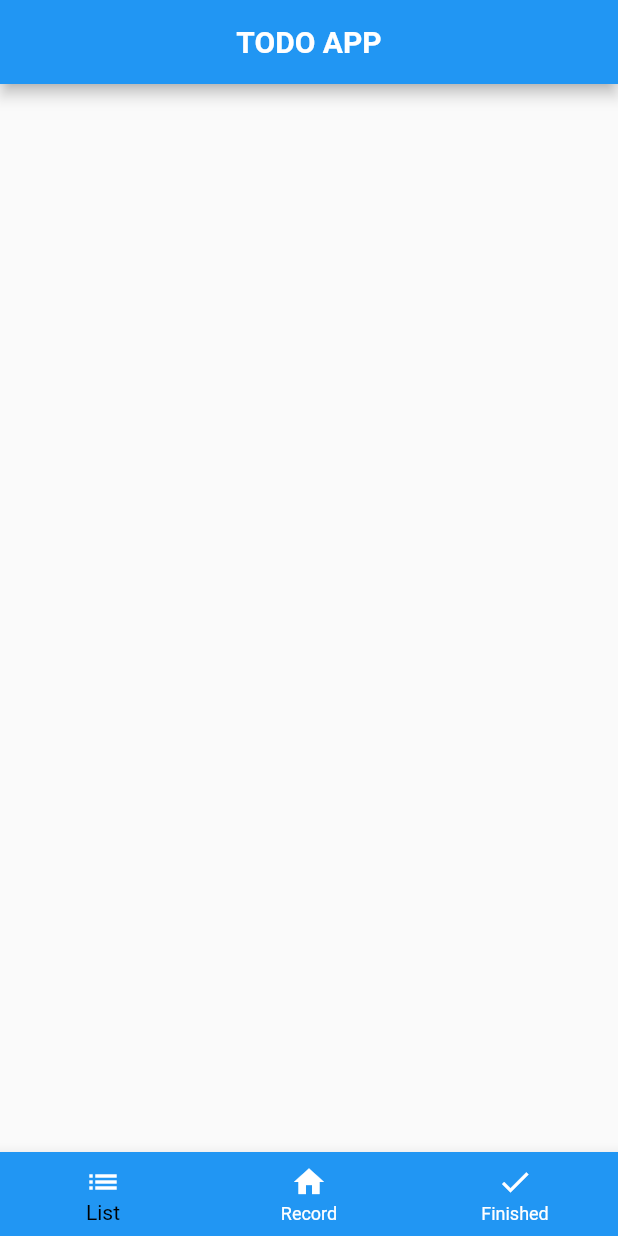
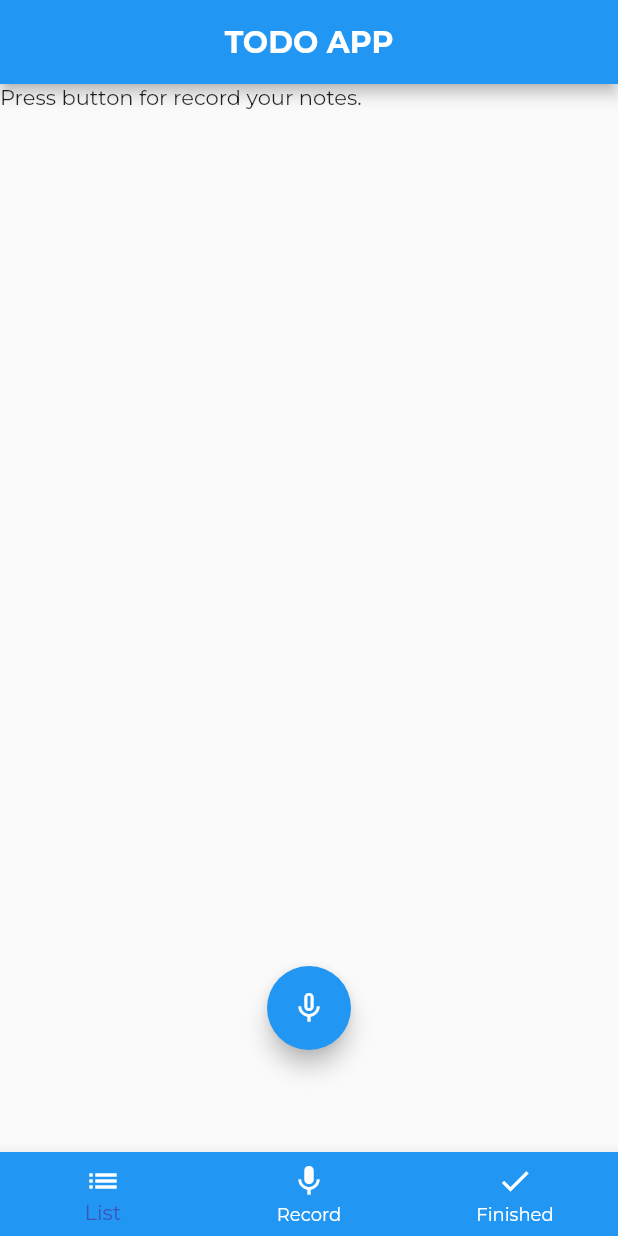
Before and after one commit to usvameri/flutter-projects, a Flutter app: the screen it shows after launch, on a phone screen of 412 x 824 dp. Run offline on Flutter 3.47's test engine with Material 2 defaults, Android fonts, the phone set to English and light mode, and no system bars; drawn by our look-alikes of avatar_glow; our stand-ins replace google_fonts, speech_to_text; missing offline and left inert: highlight_text.

Commit message:
Mic button with glow effect & new font family with google font

```diff
--- a/example2/speech_to_todo/lib/homepage.dart
+++ b/example2/speech_to_todo/lib/homepage.dart
@@ -1,4 +1,8 @@
+// import 'dart:html';
+
+import 'package:avatar_glow/avatar_glow.dart';
 import 'package:flutter/material.dart';
+import 'package:google_fonts/google_fonts.dart';
 
 class HomePage extends StatefulWidget {
   const HomePage({Key? key}) : super(key: key);
@@ -8,6 +12,8 @@ class HomePage extends StatefulWidget {
 }
 
 class _HomePageSate extends State<HomePage> {
+  bool isListening = false;
+  String text = "Press button for record your notes.";
   @override
   Widget build(BuildContext context) {
     return Scaffold(
@@ -20,7 +26,7 @@ class _HomePageSate extends State<HomePage> {
       ),
       bottomNavigationBar: BottomNavigationBar(
         backgroundColor: Colors.blue,
-        selectedItemColor: Colors.black,
+        selectedItemColor: Colors.indigo,
         unselectedItemColor: Colors.white,
         type: BottomNavigationBarType.fixed,
         items: const <BottomNavigationBarItem>[
@@ -32,7 +38,7 @@ class _HomePageSate extends State<HomePage> {
               label: "List"),
           BottomNavigationBarItem(
               icon: Icon(
-                Icons.home,
+                Icons.mic,
                 color: Colors.white,
               ),
               label: "Record"),
@@ -44,6 +50,23 @@ class _HomePageSate extends State<HomePage> {
               label: "Finished"),
         ],
       ),
+      body: Container(
+        child: Text(
+          text = text,
+        ),
+      ),
+      floatingActionButtonLocation: FloatingActionButtonLocation.centerFloat,
+      floatingActionButton: AvatarGlow(
+        animate: isListening,
+        repeat: true,
+        endRadius: 80,
+        duration: Duration(milliseconds: 1000),
+        glowColor: Colors.blue,
+        child: FloatingActionButton(
+          onPressed: () => {},
+          child: Icon(isListening ? Icons.mic : Icons.mic_none),
+        ),
+      ),
     );
   }
 }
--- a/example2/speech_to_todo/lib/main.dart
+++ b/example2/speech_to_todo/lib/main.dart
@@ -1,4 +1,5 @@
 import 'package:flutter/material.dart';
+import 'package:google_fonts/google_fonts.dart';
 import 'package:speech_to_todo/homepage.dart';
 import 'homepage.dart';
 
@@ -9,21 +10,13 @@ void main() {
 class MyApp extends StatelessWidget {
   const MyApp({Key? key}) : super(key: key);
 
-  // This widget is the root of your application.
   @override
   Widget build(BuildContext context) {
     return MaterialApp(
+      debugShowCheckedModeBanner: false,
       title: 'Flutter Demo',
       theme: ThemeData(
-        // This is the theme of your application.
-        //
-        // Try running your application with "flutter run". You'll see the
-        // application has a blue toolbar. Then, without quitting the app, try
-        // changing the primarySwatch below to Colors.green and then invoke
-        // "hot reload" (press "r" in the console where you ran "flutter run",
-        // or simply save your changes to "hot reload" in a Flutter IDE).
-        // Notice that the counter didn't reset back to zero; the application
-        // is not restarted.
+        textTheme: GoogleFonts.montserratTextTheme(Theme.of(context).textTheme),
         primarySwatch: Colors.blue,
       ),
       home: const HomePage(),
```
Also changed, not shown: example2/speech_to_todo/pubspec.yaml (+5 -17 lines), example2/speech_to_todo/pubspec.lock.
